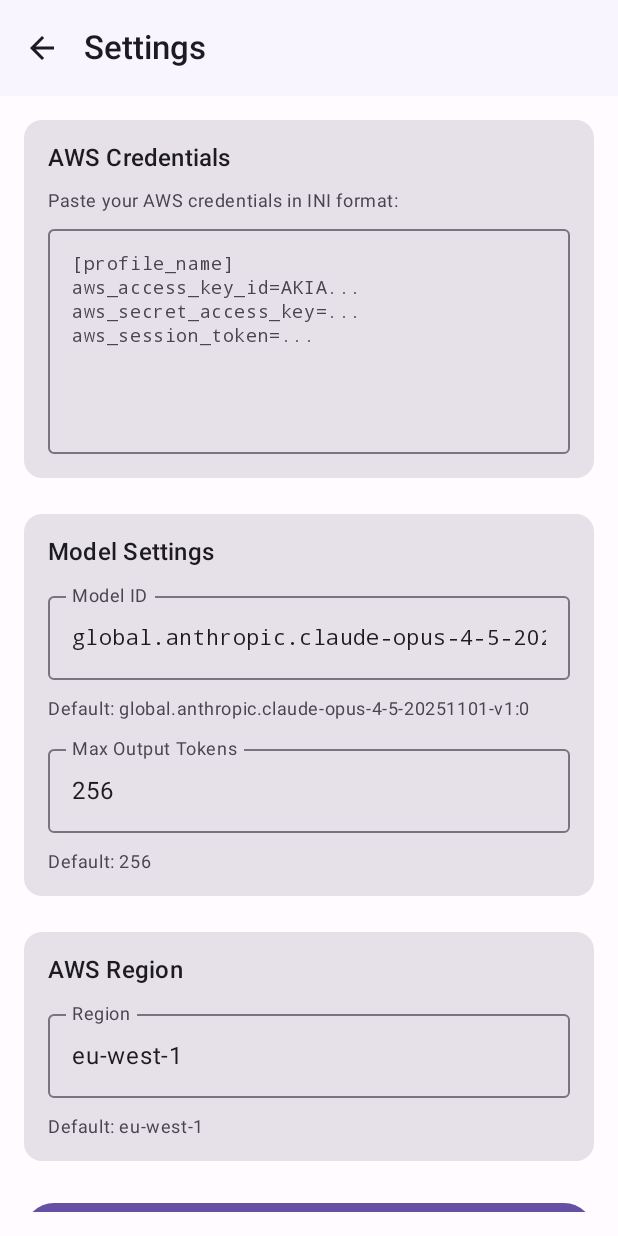
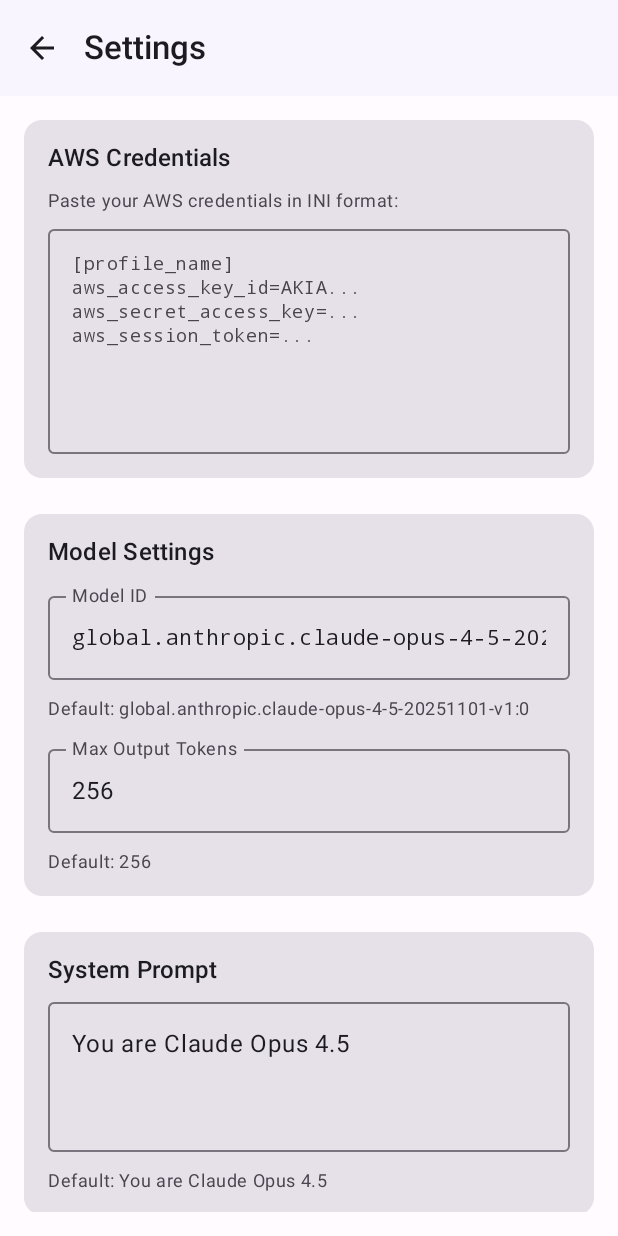
Before and after one commit to gabriel-berzescu/android-bedrock-loom, an Android app built with Jetpack Compose: the screen it shows after launch (MainActivity), after a tap on "Settings", on a phone screen of 412 x 824 dp. Run offline under Robolectric (Android 15) with nearby library versions, the phone set to English and light mode, and no system bars; our stand-ins replace Dagger/Hilt's generated code, Room's generated code, Timber.

Commit message:
feat: Add system prompt configuration and integrate with chat and settings screens

```diff
--- a/app/src/main/kotlin/com/loom/bedrock/data/preferences/AppPreferences.kt
+++ b/app/src/main/kotlin/com/loom/bedrock/data/preferences/AppPreferences.kt
@@ -24,10 +24,12 @@ class AppPreferences @Inject constructor(
         private val AWS_REGION = stringPreferencesKey("aws_region")
         private val MODEL_ID = stringPreferencesKey("model_id")
         private val MAX_TOKENS = intPreferencesKey("max_tokens")
+        private val SYSTEM_PROMPT = stringPreferencesKey("system_prompt")
 
         const val DEFAULT_REGION = "eu-west-1"
         const val DEFAULT_MODEL_ID = "global.anthropic.claude-opus-4-5-20251101-v1:0"
         const val DEFAULT_MAX_TOKENS = 256
+        const val DEFAULT_SYSTEM_PROMPT = "You are Claude Opus 4.5"
     }
 
     /**
@@ -48,6 +50,9 @@ class AppPreferences @Inject constructor(
 
     val maxTokens: Flow<Int> = context.dataStore.data
         .map { preferences -> preferences[MAX_TOKENS] ?: DEFAULT_MAX_TOKENS }
+
+    val systemPrompt: Flow<String> = context.dataStore.data
+        .map { preferences -> preferences[SYSTEM_PROMPT] ?: DEFAULT_SYSTEM_PROMPT }
 
     suspend fun setAwsCredentials(credentials: String) {
         context.dataStore.edit { preferences ->
@@ -70,6 +75,12 @@ class AppPreferences @Inject constructor(
     suspend fun setMaxTokens(maxTokens: Int) {
         context.dataStore.edit { preferences ->
             preferences[MAX_TOKENS] = maxTokens
+        }
+    }
+
+    suspend fun setSystemPrompt(systemPrompt: String) {
+        context.dataStore.edit { preferences ->
+            preferences[SYSTEM_PROMPT] = systemPrompt
         }
     }
 
--- a/app/src/main/kotlin/com/loom/bedrock/ui/screens/ChatScreen.kt
+++ b/app/src/main/kotlin/com/loom/bedrock/ui/screens/ChatScreen.kt
@@ -40,6 +40,7 @@ import dagger.hilt.android.lifecycle.HiltViewModel
 import kotlinx.coroutines.flow.MutableStateFlow
 import kotlinx.coroutines.flow.StateFlow
 import kotlinx.coroutines.flow.asStateFlow
+import kotlinx.coroutines.flow.first
 import kotlinx.coroutines.launch
 import java.util.UUID
 import javax.inject.Inject
@@ -66,6 +67,7 @@ data class ChatUiState(
 class ChatViewModel @Inject constructor(
     private val bedrockClient: BedrockClient,
     private val conversationDao: ConversationDao,
+    private val appPreferences: com.loom.bedrock.data.preferences.AppPreferences,
     savedStateHandle: SavedStateHandle
 ) : ViewModel() {
 
@@ -264,9 +266,11 @@ class ChatViewModel @Inject constructor(
                 .filter { !it.isStreaming }
                 .map { ChatMessage(it.role, it.content) }
 
+            val systemPrompt = appPreferences.systemPrompt.first()
+
             val result = bedrockClient.chatStream(
                 conversationHistory = conversationHistory,
-                systemPrompt = "You are Claude Opus 4.5",
+                systemPrompt = systemPrompt,
                 onChunk = { chunk ->
                     val messages = _uiState.value.messages.toMutableList()
                     val lastIndex = messages.lastIndex
--- a/app/src/main/kotlin/com/loom/bedrock/ui/screens/SettingsScreen.kt
+++ b/app/src/main/kotlin/com/loom/bedrock/ui/screens/SettingsScreen.kt
@@ -39,6 +39,9 @@ class SettingsViewModel @Inject constructor(
     val maxTokens = appPreferences.maxTokens
         .stateIn(viewModelScope, SharingStarted.WhileSubscribed(5000), AppPreferences.DEFAULT_MAX_TOKENS)
 
+    val systemPrompt = appPreferences.systemPrompt
+        .stateIn(viewModelScope, SharingStarted.WhileSubscribed(5000), AppPreferences.DEFAULT_SYSTEM_PROMPT)
+
     fun saveCredentials(credentials: String) {
         viewModelScope.launch {
             appPreferences.setAwsCredentials(credentials)
@@ -63,6 +66,12 @@ class SettingsViewModel @Inject constructor(
         }
     }
 
+    fun saveSystemPrompt(systemPrompt: String) {
+        viewModelScope.launch {
+            appPreferences.setSystemPrompt(systemPrompt)
+        }
+    }
+
     fun validateCredentials(credentials: String): Boolean {
         return appPreferences.parseCredentials(credentials) != null
     }
@@ -78,11 +87,13 @@ fun SettingsScreen(
     val region by viewModel.awsRegion.collectAsState()
     val modelId by viewModel.modelId.collectAsState()
     val maxTokens by viewModel.maxTokens.collectAsState()
+    val systemPrompt by viewModel.systemPrompt.collectAsState()
 
     var editedCredentials by remember(credentials) { mutableStateOf(credentials) }
     var editedRegion by remember(region) { mutableStateOf(region) }
     var editedModelId by remember(modelId) { mutableStateOf(modelId) }
     var editedMaxTokens by remember(maxTokens) { mutableStateOf(maxTokens.toString()) }
+    var editedSystemPrompt by remember(systemPrompt) { mutableStateOf(systemPrompt) }
     var showSaved by remember { mutableStateOf(false) }
 
     val credentialsValid = editedCredentials.isBlank() || viewModel.validateCredentials(editedCredentials)
@@ -200,6 +211,37 @@ fun SettingsScreen(
                 }
             }
 
+            // System Prompt Section
+            Card(
+                modifier = Modifier.fillMaxWidth()
+            ) {
+                Column(
+                    modifier = Modifier.padding(16.dp),
+                    verticalArrangement = Arrangement.spacedBy(12.dp)
+                ) {
+                    Text(
+                        text = "System Prompt",
+                        style = MaterialTheme.typography.titleMedium
+                    )
+
+                    OutlinedTextField(
+                        value = editedSystemPrompt,
+                        onValueChange = { editedSystemPrompt = it },
+                        modifier = Modifier
+                            .fillMaxWidth()
+                            .heightIn(min = 100.dp),
+                        placeholder = { Text(AppPreferences.DEFAULT_SYSTEM_PROMPT) },
+                        maxLines = 5
+                    )
+
+                    Text(
+                        text = "Default: ${AppPreferences.DEFAULT_SYSTEM_PROMPT}",
+                        style = MaterialTheme.typography.bodySmall,
+                        color = MaterialTheme.colorScheme.onSurfaceVariant
+                    )
+                }
+            }
+
             // Region Settings Section
             Card(
                 modifier = Modifier.fillMaxWidth()
@@ -238,6 +280,7 @@ fun SettingsScreen(
                     viewModel.saveModelId(editedModelId)
                     val maxTokensInt = editedMaxTokens.toIntOrNull() ?: AppPreferences.DEFAULT_MAX_TOKENS
                     viewModel.saveMaxTokens(maxTokensInt)
+                    viewModel.saveSystemPrompt(editedSystemPrompt)
                     showSaved = true
                 },
                 modifier = Modifier.fillMaxWidth(),
@@ -264,6 +307,7 @@ fun SettingsScreen(
                     editedRegion = AppPreferences.DEFAULT_REGION
                     editedModelId = AppPreferences.DEFAULT_MODEL_ID
                     editedMaxTokens = AppPreferences.DEFAULT_MAX_TOKENS.toString()
+                    editedSystemPrompt = AppPreferences.DEFAULT_SYSTEM_PROMPT
                 },
                 modifier = Modifier.fillMaxWidth()
             ) {
```
